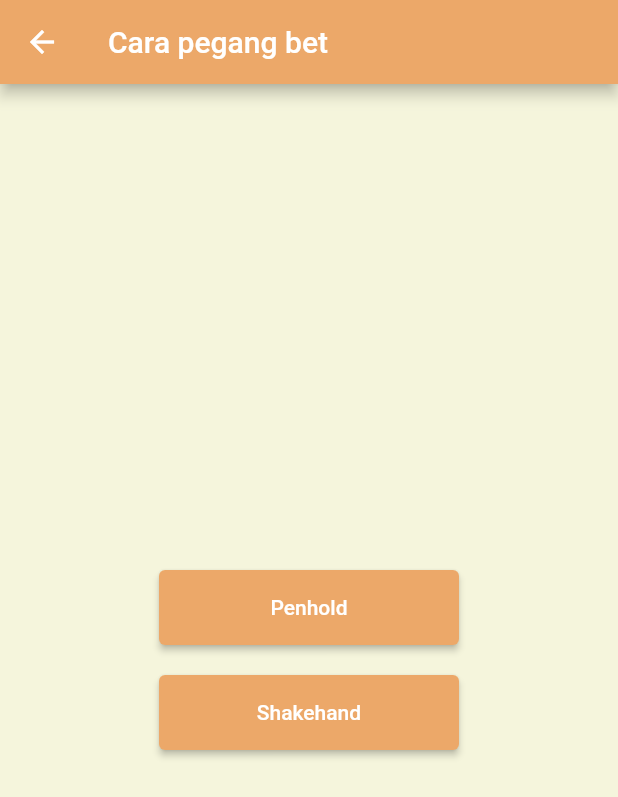
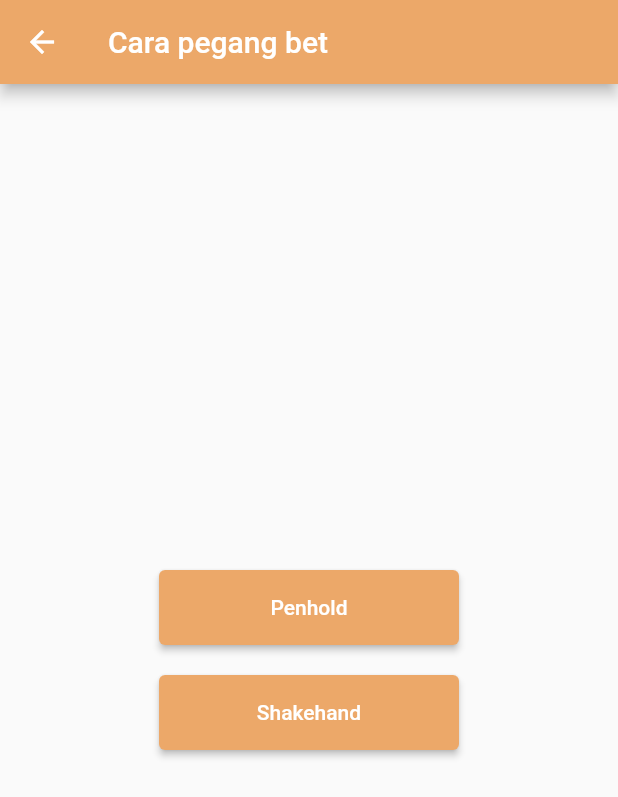
Before and after one commit to pamotinggi/pingpongapp, a Flutter app: the screen it shows after launch, after a tap on "Cara pegang bet", on a phone screen of 412 x 824 dp. Shown: the top 797 px of the screen. Run offline on Flutter 3.47's test engine with Material 2 defaults, Android fonts, the phone set to English and light mode, and no system bars; our stand-ins replace eva_icons_flutter, video_player; missing offline and left inert: syncfusion_flutter_pdfviewer; network calls fail.

Commit message:
Ping Pog Applcation

```diff
--- a/lib/screen/homescreen.dart
+++ b/lib/screen/homescreen.dart
@@ -25,14 +25,7 @@ class _HomeScreenState extends State<HomeScreen> {
         automaticallyImplyLeading: false,
         title: Text("Home Screen"),
       ),
-      body: Stack(
-        children: <Widget>[
-          Expanded(
-            child: Container(
-              color: Color(0xffF5F5DC),
-            ),
-          ),
-          Center(
+      body: Center(
         child: Column(
           mainAxisAlignment: MainAxisAlignment.center,
           children: <Widget>[
@@ -60,10 +53,8 @@ class _HomeScreenState extends State<HomeScreen> {
                       primary: Color(0xffECA869),
                     ),
                     onPressed: () {
-                          Navigator.push(
-                              context,
-                              MaterialPageRoute(
-                                  builder: (context) => History()));
+                      Navigator.push(context,
+                          MaterialPageRoute(builder: (context) => History()));
                     },
                     child: Text("Sejarah pingpong"),
                   ),
@@ -79,10 +70,8 @@ class _HomeScreenState extends State<HomeScreen> {
                       primary: Color(0xffECA869),
                     ),
                     onPressed: () {
-                          Navigator.push(
-                              context,
-                              MaterialPageRoute(
-                                  builder: (context) => Raketgrip()));
+                      Navigator.push(context,
+                          MaterialPageRoute(builder: (context) => Raketgrip()));
                     },
                     child: Text("Cara pegang bet"),
                   ),
@@ -103,10 +92,8 @@ class _HomeScreenState extends State<HomeScreen> {
                       primary: Color(0xffECA869),
                     ),
                     onPressed: () {
-                          Navigator.push(
-                              context,
-                              MaterialPageRoute(
-                                  builder: (context) => Warmup()));
+                      Navigator.push(context,
+                          MaterialPageRoute(builder: (context) => Warmup()));
                     },
                     child: Text("Warm Up"),
                   ),
@@ -122,10 +109,8 @@ class _HomeScreenState extends State<HomeScreen> {
                       primary: Color(0xffECA869),
                     ),
                     onPressed: () {
-                          Navigator.push(
-                              context,
-                              MaterialPageRoute(
-                                  builder: (context) => Longserve()));
+                      Navigator.push(context,
+                          MaterialPageRoute(builder: (context) => Longserve()));
                     },
                     child: Text("Long Serve"),
                   ),
@@ -238,8 +223,6 @@ class _HomeScreenState extends State<HomeScreen> {
           ],
         ),
       ),
-        ],
-      ),
     );
   }
 }
--- a/lib/screen/raketgrip.dart
+++ b/lib/screen/raketgrip.dart
@@ -17,14 +17,7 @@ class _RaketgripState extends State<Raketgrip> {
         backgroundColor: Color(0xffECA869),
         title: Text("Cara pegang bet"),
       ),
-      body: Stack(
-        children: <Widget>[
-          Expanded(
-            child: Container(
-              color: Color(0xffF5F5DC),
-            ),
-          ),
-          Center(
+      body: Center(
         child: Column(
           mainAxisAlignment: MainAxisAlignment.center,
           children: <Widget>[
@@ -35,16 +28,16 @@ class _RaketgripState extends State<Raketgrip> {
                 style: ElevatedButton.styleFrom(
                   primary: Color(0xffECA869),
                 ),
-                    onPressed: (){
-                      Navigator.push(
-                          context, MaterialPageRoute(builder: (context) => Penhold()));
+                onPressed: () {
+                  Navigator.push(context,
+                      MaterialPageRoute(builder: (context) => Penhold()));
                 },
-                    child: Text(
-                        "Penhold"
+                child: Text("Penhold"),
               ),
             ),
+            SizedBox(
+              height: 20,
             ),
-                SizedBox(height: 20,),
             SizedBox(
               height: 50,
               width: 200,
@@ -52,20 +45,16 @@ class _RaketgripState extends State<Raketgrip> {
                 style: ElevatedButton.styleFrom(
                   primary: Color(0xffECA869),
                 ),
-                    onPressed: (){
-                      Navigator.push(
-                          context, MaterialPageRoute(builder: (context) => Shakehand()));
+                onPressed: () {
+                  Navigator.push(context,
+                      MaterialPageRoute(builder: (context) => Shakehand()));
                 },
-                    child: Text(
-                        "Shakehand"
-                    ),
+                child: Text("Shakehand"),
               ),
             ),
           ],
         ),
       ),
-        ],
-      ),
     );
   }
 }
--- a/lib/screen/splashscreen.dart
+++ b/lib/screen/splashscreen.dart
@@ -23,20 +23,11 @@ class _SplashScreenState extends State<SplashScreen> {
 
   @override
   Widget build(BuildContext context) {
-    return Stack(
-      children: <Widget>[
-        Expanded(
-          child: Container(
-            color: Color(0xffF5F5DC),
-          ),
-        ),
-        Container(
-          decoration: const BoxDecoration(
-              image: DecorationImage(
-                  image: AssetImage("assets/pingsplash.png"),
-                  fit: BoxFit.contain)),
-        ),
-      ],
+    return Container(
+      decoration: const BoxDecoration(
+          image: DecorationImage(
+              image: AssetImage("assets/pingsplash.png"),
+              fit: BoxFit.contain)),
     );
   }
 }
```
Also changed, not shown: lib/screen/quizpage.dart (+9 -16 lines), lib/screen/shortserve.dart (+1 -10 lines), lib/screen/sidechopserve.dart (+1 -10 lines), lib/screen/sidetopserve.dart (+3 -13 lines), lib/screen/topspinserve.dart (+1 -10 lines). Lines whose indentation alone changed are shown as unchanged.
